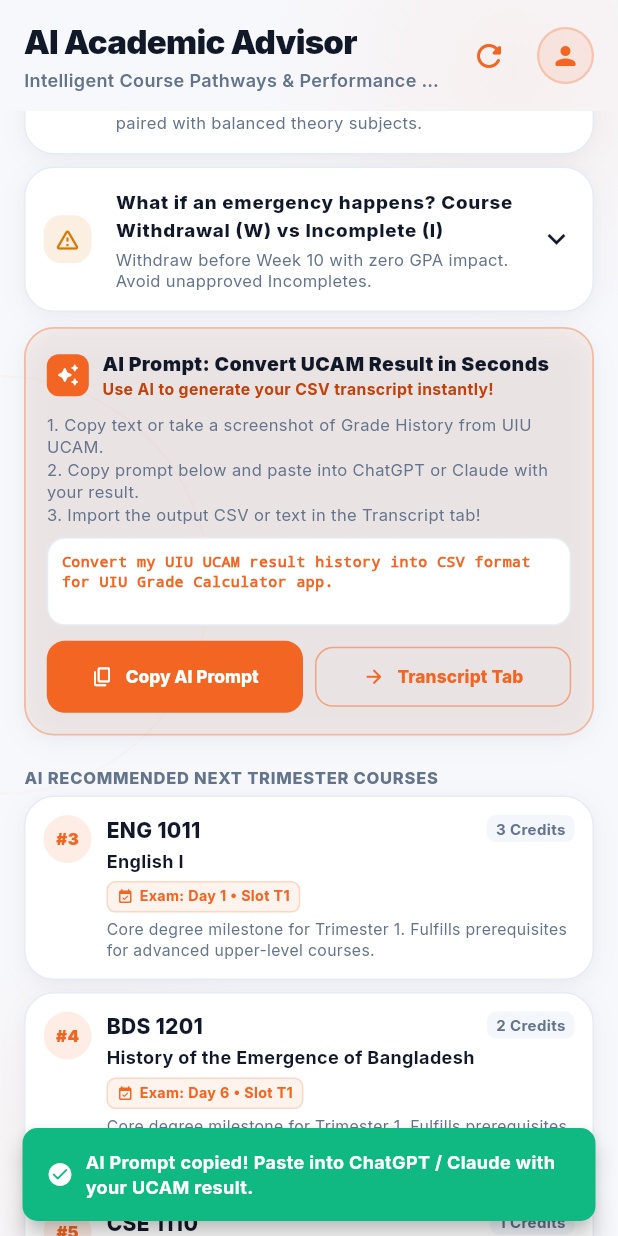
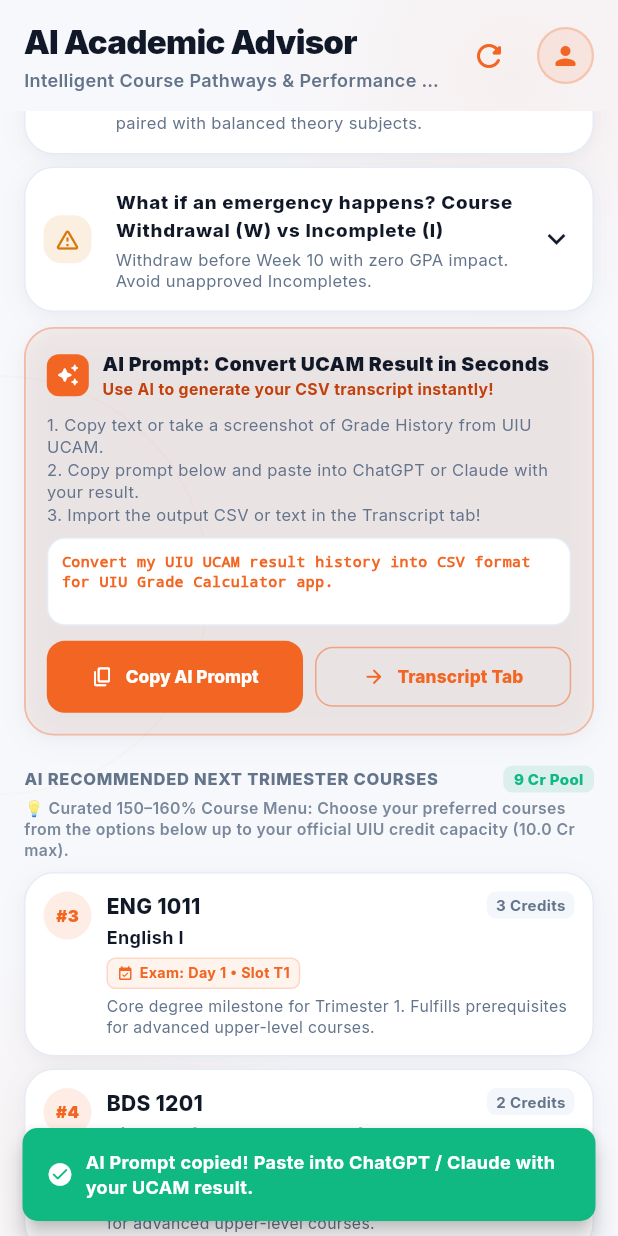
Before and after one commit to souravsahapartho/uiu-cgpa-calculator-ai, a Flutter app: the AIAdvisorScreen screen opened directly, scrolled down 576 dp, after a tap on "Copy AI Prompt", on a phone screen of 412 x 824 dp. Run offline on Flutter 3.47's test engine with Material 3 defaults, Android fonts, the phone set to English and light mode, and no system bars; our stand-ins replace file_picker, google_fonts, open_filex, pdf, printing, shared_preferences; accounts and stored records are empty; network calls fail.

Commit message:
feat: expand AI course recommendation pool to 150-160% capacity and fix progress bar ratio (v1.0.33)

```diff
--- a/lib/core/services/academic_advisor_engine.dart
+++ b/lib/core/services/academic_advisor_engine.dart
@@ -655,9 +655,10 @@ class AcademicAdvisorEngine {
       }
 
       // Curriculum milestone bound:
-      // Strictly prevent jumping ahead beyond earliest incomplete core milestone!
-      // Student must take their backlog / remaining lower trimester courses first.
-      if (!isEstimatedFromProfileCredits && !isBrandNewStudent && c.trimester > (earliestIncompleteCoreTrimester + 1)) {
+      // Allow progression up to 2 trimesters beyond earliest incomplete core milestone
+      // as long as official prerequisites are fully satisfied. This ensures a rich
+      // 150% - 160% course pool from which students can pick their preferred schedule!
+      if (!isEstimatedFromProfileCredits && !isBrandNewStudent && c.trimester > (earliestIncompleteCoreTrimester + 2)) {
         continue;
       }
 
@@ -688,13 +689,15 @@ class AcademicAdvisorEngine {
             : (realCGPA >= 2.50 ? 12.0 : (realCGPA >= 2.00 ? 10.0 : 9.0)));
 
     // Recommendation Pool Target:
-    // Suggest 160% of the student's credit capacity
-    // (e.g. for a 10 Cr limit student, suggest 16 Cr; for 16 Cr student, suggest ~25-26 Cr)
-    // so the student can select their desired courses for registration!
-    // For brand new 1st trimester students: strictly 9.0 Credits.
+    // Suggest 150% - 160% of the student's credit capacity
+    // - For 16 Cr capacity: Suggest ~24 to 26 Credits of options
+    // - For 12 Cr capacity: Suggest ~18 to 20 Credits of options
+    // - For 10 Cr capacity: Suggest ~15 to 16 Credits of options
+    // Even if Major Elective/GED choices contain multiple options, each choice counts as 1 course (3.0 Cr).
+    // The student chooses their preferred courses up to their official limit!
     final double targetPoolCredits = isBrandNewStudent
         ? 9.0
-        : (maxCreditCap * 1.60).roundToDouble().clamp(14.0, 26.0);
+        : (maxCreditCap * 1.60).roundToDouble().clamp(15.0, 26.0);
 
     final recommended = <CourseRecommendation>[...retakeRecommendations];
     double currentAccumulatedCredits = recommended.fold(0.0, (sum, r) => sum + r.course.credit);
--- a/lib/screens/ai_advisor_screen.dart
+++ b/lib/screens/ai_advisor_screen.dart
@@ -599,11 +599,17 @@ class _AIAdvisorScreenState extends State<AIAdvisorScreen> {
                   ),
                 ),
 
-              // Recommended Next Courses
+              // Recommended Next Courses Header & Advisory Tip
               SliverToBoxAdapter(
                 child: Padding(
-                  padding: const EdgeInsets.fromLTRB(AppSpacing.s16, AppSpacing.s12, AppSpacing.s16, AppSpacing.s4),
-                  child: Text(
+                  padding: const EdgeInsets.fromLTRB(AppSpacing.s16, AppSpacing.s12, AppSpacing.s16, AppSpacing.s8),
+                  child: Column(
+                    crossAxisAlignment: CrossAxisAlignment.start,
+                    children: [
+                      Row(
+                        mainAxisAlignment: MainAxisAlignment.spaceBetween,
+                        children: [
+                          Text(
                             report.isEstimatedFromProfileCredits
                                 ? 'AI RECOMMENDED NEXT TRIMESTER COURSES (PROJECTED TRIMESTER ${report.estimatedTrimester})'
                                 : 'AI RECOMMENDED NEXT TRIMESTER COURSES',
@@ -612,6 +618,35 @@ class _AIAdvisorScreenState extends State<AIAdvisorScreen> {
                               fontWeight: FontWeight.w800,
                               letterSpacing: 0.5,
                             ),
+                          ),
+                          Container(
+                            padding: const EdgeInsets.symmetric(horizontal: 7, vertical: 2),
+                            decoration: BoxDecoration(
+                              color: const Color(0xFF10B981).withValues(alpha: 0.12),
+                              borderRadius: BorderRadius.circular(6),
+                            ),
+                            child: Text(
+                              '${report.suggestedCreditLoad.toInt()} Cr Pool',
+                              style: const TextStyle(
+                                fontSize: 10,
+                                fontWeight: FontWeight.w800,
+                                color: Color(0xFF10B981),
+                              ),
+                            ),
+                          ),
+                        ],
+                      ),
+                      const SizedBox(height: 3),
+                      Text(
+                        '💡 Curated 150–160% Course Menu: Choose your preferred courses from the options below up to your official UIU credit capacity (${displayCGPA >= 3.0 ? "16.0" : displayCGPA >= 2.5 ? "12.0" : "10.0"} Cr max).',
+                        style: TextStyle(
+                          fontSize: 10.5,
+                          fontWeight: FontWeight.w600,
+                          color: textSec.withValues(alpha: 0.85),
+                          height: 1.35,
+                        ),
+                      ),
+                    ],
                   ),
                 ),
               ),
--- a/lib/widgets/workload_indicator.dart
+++ b/lib/widgets/workload_indicator.dart
@@ -51,10 +51,10 @@ class WorkloadIndicator extends StatelessWidget {
   String get workloadLevel {
     if (workloadIndex != null) return workloadIndex!;
     final cap = maxAllowedCap;
-    // When effectiveTotalCredits is the recommended course pool (~160% of cap),
+    // When effectiveTotalCredits is an expanded recommendation pool (> cap),
     // label it as the Curated Recommendation Pool with balanced distribution.
     if (effectiveTotalCredits > cap) {
-      return 'Balanced Selection Pool (${effectiveTotalCredits.toInt()} Cr Options)';
+      return 'Recommendation Pool (${effectiveTotalCredits.toInt()} Cr Options)';
     }
     if (effectiveTotalCredits == cap) return 'Maximum Capacity Utilized';
     if (effectiveTotalCredits >= 12.0 && (cgpa ?? 0.0) >= 3.50) return 'Optimal Scholarship Load';
@@ -75,9 +75,11 @@ class WorkloadIndicator extends StatelessWidget {
   }
 
   double get progressRatio {
-    // Fill nicely proportional to the 160% capacity pool
-    final poolCap = maxAllowedCap * 1.60;
-    return (effectiveTotalCredits / poolCap).clamp(0.0, 1.0);
+    // If effectiveTotalCredits exceeds cap (as in the 150-160% pool),
+    // show 100% full capacity utilized so the bar doesn't overflow or glitch.
+    // If below cap (e.g. 12 Cr on a 16 Cr cap), fill accurately at 12/16 = 75%!
+    if (effectiveTotalCredits >= maxAllowedCap) return 1.0;
+    return (effectiveTotalCredits / maxAllowedCap).clamp(0.0, 1.0);
   }
 
   @override
--- a/pubspec.yaml
+++ b/pubspec.yaml
@@ -1,7 +1,7 @@
 name: uiu_cgpa_calculator_ai
 description: "UIU CGPA Calculator AI - AI-Supported Academic & CGPA Companion for United International University (UIU) Students"
 publish_to: "none"
-version: 1.0.32+33
+version: 1.0.33+34
 
 environment:
   sdk: ">=3.0.0 <4.0.0"
```
Lines whose indentation alone changed are shown as unchanged.
